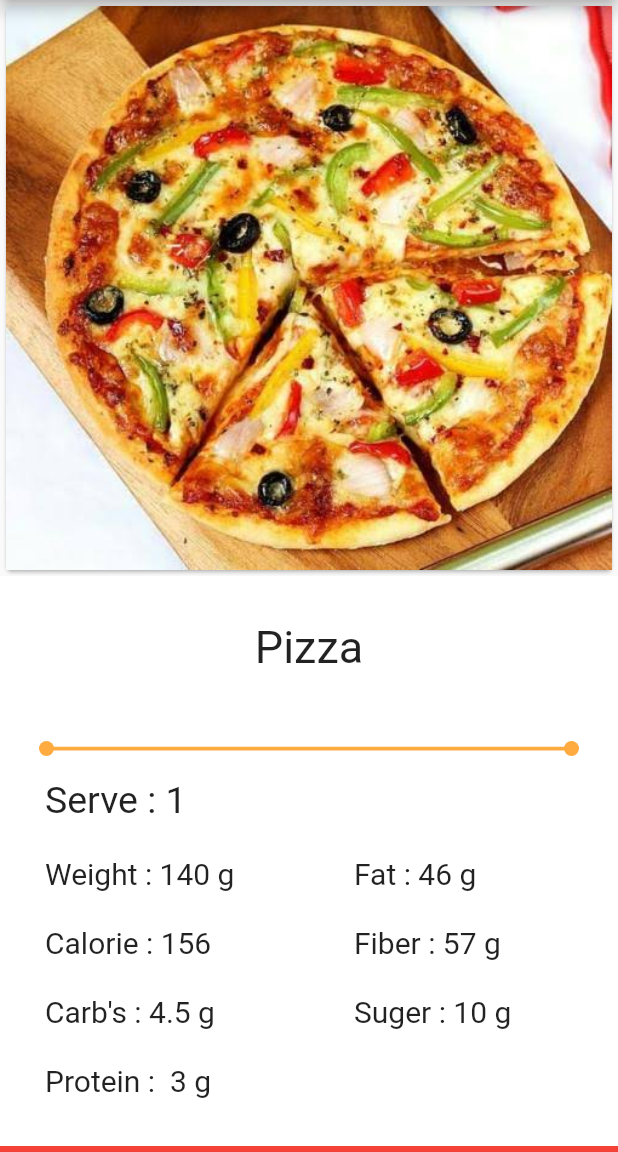
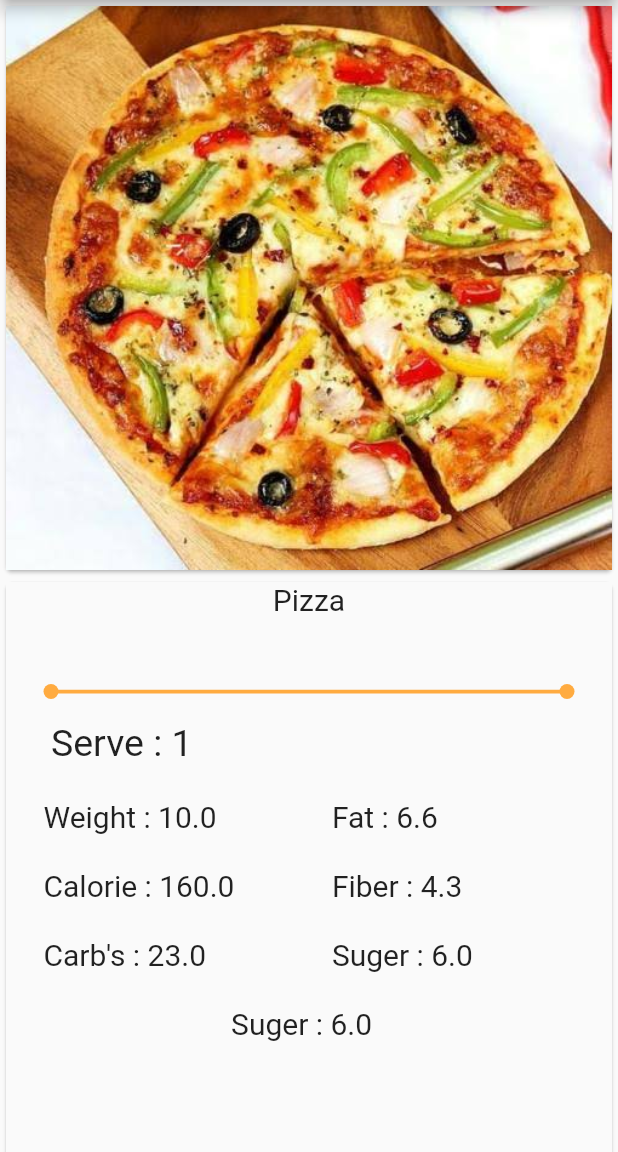
Before and after one commit to abhijeetAUR/FoodRonAi_Flutter, a Flutter app: the ImageDetails screen opened directly, on a phone screen of 412 x 824 dp, the part 84-1236 px from its top. Run offline on Flutter 3.47's test engine with Material 2 defaults, Android fonts, the phone set to English and light mode, and no system bars; our stand-ins replace dio, image_picker, sqflite; missing offline and left inert: dart:ffi; accounts and stored records are empty.

Commit message:
detail card view fetch from bloc list and display on view

```diff
--- /dev/null
+++ b/food_ron_ai/lib/customwidgets/CardDetailsView.dart
@@ -0,0 +1,173 @@
+import 'package:flutter/material.dart';
+import 'package:food_ron_ai/Global.dart' as Globals;
+import 'package:food_ron_ai/bloc/ImageDataBloc.dart';
+import 'package:food_ron_ai/stracture/ImageMetaData.dart';
+import 'WaveSlider.dart';
+
+class CardDetailsView extends StatefulWidget {
+  @override
+  _CardDetailsViewState createState() => _CardDetailsViewState();
+}
+
+class _CardDetailsViewState extends State<CardDetailsView> {
+  final ImageDataBloc _imageDataBloc = ImageDataBloc();
+  int _serve = 1;
+  @override
+  void dispose() {
+    // TODO: implement dispose
+    _imageDataBloc.dispose();
+    super.dispose();
+  }
+
+  @override
+  Widget build(BuildContext context) {
+    return StreamBuilder<List<ImageMetaData>>(
+        stream: _imageDataBloc.imageListStream,
+        builder: (BuildContext context,
+            AsyncSnapshot<List<ImageMetaData>> snapshot) {
+          return GridView.builder(
+            gridDelegate:
+                SliverGridDelegateWithFixedCrossAxisCount(crossAxisCount: 1),
+            itemCount: snapshot.data.length,
+            itemBuilder: (BuildContext context, int index) {
+              return Card(
+                child: Hero(
+                  tag: snapshot.data[index].foodname,
+                  child: Material(
+                    child: InkWell(
+                      onTap: () {},
+                      child: GridTile(
+                        child: Container(
+                          child: Column(
+                            children: <Widget>[
+                              new Container(
+                                child: Column(
+                                  crossAxisAlignment: CrossAxisAlignment.start,
+                                  children: <Widget>[
+                                    Text(
+                                      snapshot.data[index].foodname,
+                                      style: TextStyle(fontSize: 20.0),
+                                    ),
+                                  ],
+                                ),
+                              ),
+                              SizedBox(width: 20.0),
+                              Padding(
+                                padding:
+                                    const EdgeInsets.only(left: 30, right: 30),
+                                child: WaveSlider(
+                                  onChanged: (double val) {
+                                    setState(() {
+                                      _serve = (val * 10).round();
+                                    });
+                                  },
+                                ),
+                              ),
+                              SizedBox(width: 20.0),
+                              Padding(
+                                  padding:
+                                      const EdgeInsets.only(top: 20, left: 30),
+                                  child: Row(
+                                    children: <Widget>[
+                                      Text(
+                                        '${Globals.serve} :\t',
+                                        style: TextStyle(fontSize: 25.0),
+                                      ),
+                                      Text(
+                                        _serve.toString(),
+                                        style: TextStyle(fontSize: 25.0),
+                                      ),
+                                    ],
+                                  )),
+                              SizedBox(width: 20.0),
+                              Row(
+                                crossAxisAlignment: CrossAxisAlignment.start,
+                                children: <Widget>[
+                                  Container(
+                                    width:
+                                        MediaQuery.of(context).size.width / 2.2,
+                                    padding: new EdgeInsets.only(left: 25),
+                                    child: Column(
+                                      crossAxisAlignment:
+                                          CrossAxisAlignment.start,
+                                      children: <Widget>[
+                                        SizedBox(width: 20.0),
+                                        Text(
+                                          '\n${Globals.weight} :\t${snapshot.data[index].weight} \n',
+                                          style: TextStyle(
+                                            fontSize: 20.0,
+                                          ),
+                                        ),
+                                        SizedBox(width: 20.0),
+                                        Text(
+                                          '${Globals.calorie} :\t${snapshot.data[index].cal} \n',
+                                          style: TextStyle(fontSize: 20.0),
+                                        ),
+                                        SizedBox(width: 20.0),
+                                        Text(
+                                          '${Globals.carbohydrates} :\t${snapshot.data[index].card} \n',
+                                          style: TextStyle(fontSize: 20.0),
+                                        ),
+                                      ],
+                                    ),
+                                  ),
+                                  Container(
+                                    width:
+                                        MediaQuery.of(context).size.width / 2,
+                                    padding: new EdgeInsets.only(
+                                        left: 30, right: 10),
+                                    child: Column(
+                                      crossAxisAlignment:
+                                          CrossAxisAlignment.start,
+                                      children: <Widget>[
+                                        SizedBox(width: 20.0),
+                                        Text(
+                                          '\n${Globals.fat} :\t${snapshot.data[index].fat} \n',
+                                          style: TextStyle(
+                                            fontSize: 20.0,
+                                          ),
+                                        ),
+                                        SizedBox(width: 20.0),
+                                        Text(
+                                          '${Globals.fiber} :\t${snapshot.data[index].fiber} \n',
+                                          style: TextStyle(fontSize: 20.0),
+                                        ),
+                                        SizedBox(width: 20.0),
+                                        Text(
+                                          '${Globals.sugar} :\t${snapshot.data[index].suger} \n',
+                                          style: TextStyle(fontSize: 20.0),
+                                        ),
+                                      ],
+                                    ),
+                                  ),
+                                ],
+                              ),
+                              Container(
+                                padding: new EdgeInsets.only(
+                                        right: 5),
+                                child: Text(
+                                          '${Globals.sugar} :\t${snapshot.data[index].suger} \n',
+                                          style: TextStyle(fontSize: 20.0),
+                                        ),
+                              )
+                              // Row(
+                              //   children: <Widget>[
+                              //     Text(
+                              //               '\n${Globals.protein} :\t${snapshot.data[index].protin} \n',
+                              //               style: TextStyle(fontSize: 20.0),
+                              //             ),
+                              //   ],
+                              // )
+                            ],
+                          ),
+                        ),
+                      ),
+                    ),
+                  ),
+                ),
+              );
+            },
+          );
+        });
+  }
+}
--- a/food_ron_ai/lib/customwidgets/DetailCard.dart
+++ /dev/null
@@ -1,231 +0,0 @@
-import 'package:flutter/material.dart';
-import 'package:food_ron_ai/Global.dart' as Globals;
-import 'package:food_ron_ai/bloc/ImageDataBloc.dart';
-import 'package:food_ron_ai/stracture/ImageMetaData.dart';
-import 'WaveSlider.dart';
-
-
-class DetailsOfImageCardWidget extends StatefulWidget {
-  @override
-  _DetailsOfImageCardWidgetState createState() =>
-      _DetailsOfImageCardWidgetState();
-}
-
-class _DetailsOfImageCardWidgetState extends State<DetailsOfImageCardWidget>
-    with SingleTickerProviderStateMixin {
-  AnimationController _controller;
-
-  ImageDataBloc _imageDataBloc = ImageDataBloc();
-
-  @override
-  void initState() {
-    super.initState();
-    _controller = AnimationController(vsync: this);
-  }
-
-  @override
-  void dispose() {
-    super.dispose();
-    _imageDataBloc.dispose();
-    _controller.dispose();
-  }
-
-  @override
-  Widget build(BuildContext context) {
-    return Container(
-      padding: EdgeInsets.only(top:30),
-      width: MediaQuery.of(context).size.width,
-      height: 380,
-      color: Colors.white,
-      child: Column(
-        children: <Widget>[
-          new ServeWidget(),
-          new MetaInformationWidget(),
-        ],
-      ),
-    );
-  }
-}
-
-class ServeWidget extends StatefulWidget {
-  @override
-  _ServeWidgetState createState() => _ServeWidgetState();
-}
-
-class _ServeWidgetState extends State<ServeWidget> {
-
-  int _serve = 1;
-  @override
-  Widget build(BuildContext context) {
-    return Container(
-
-      child: Column(
-        children: <Widget>[
-          new Container(
-            child: Column(
-              crossAxisAlignment: CrossAxisAlignment.start,
-              children: <Widget>[
-                Text(
-                  'Pizza',
-                  style: TextStyle(fontSize: 30.0),
-                ),
-              ],
-            ),
-          ),
-          SizedBox(width: 20.0),
-          Padding(
-            padding: const EdgeInsets.only(left: 30,right: 30),
-            child: WaveSlider(
-            onChanged: (double val) {
-              setState(() {
-                _serve = (val * 10).round();
-              });
-            },
-          ),
-          ),
-
-
-          SizedBox(width: 30.0),
-          Padding(
-              padding: const EdgeInsets.only(top:20,left: 30),
-              child: Row(
-                children: <Widget>[
-                  Text(
-                    '${Globals.serve} :\t',
-                    style: TextStyle(fontSize: 25.0),
-                  ),
-                  Text(
-                    _serve.toString(),
-                    style: TextStyle(fontSize: 25.0),
-                  ),
-                ],
-              )),
-        ],
-      ),
-    );
-  }
-}
-
-class MetaInformationWidget extends StatefulWidget {
-  @override
-  _MetaInformationWidgetState createState() => _MetaInformationWidgetState();
-}
-
-class _MetaInformationWidgetState extends State<MetaInformationWidget> {
-  @override
-  Widget build(BuildContext context) {
-    return Container(
-        child: Column(
-      children: <Widget>[
-        Row(
-          children: <Widget>[
-            new Col1Info(),
-            new Col2Info(),
-          ],
-        ),
-        Row(
-          children: <Widget>[
-            Col3Info(),
-          ],
-        )
-      ],
-    ));
-  }
-}
-
-class Col3Info extends StatefulWidget {
-  @override
-  _Col3InfoState createState() => _Col3InfoState();
-}
-
-class _Col3InfoState extends State<Col3Info> {
-  @override
-  Widget build(BuildContext context) {
-    return Container(
-      color: Colors.white,
-      width: MediaQuery.of(context).size.width,
-      padding: new EdgeInsets.only(left: 30),
-      child: Column(
-        crossAxisAlignment: CrossAxisAlignment.start,
-        children: <Widget>[
-          Text(
-            '${Globals.protein} :\t 3 g \n',
-            style: TextStyle(fontSize: 20.0),
-          ),
-        ],
-      ),
-    );
-  }
-}
-
-class Col2Info extends StatelessWidget {
-  const Col2Info({
-    Key key,
-  }) : super(key: key);
-
-  @override
-  Widget build(BuildContext context) {
-    return new Container(
-        color: Colors.white,
-        width: MediaQuery.of(context).size.width / 2,
-        padding: new EdgeInsets.only(left: 30),
-        child: Column(
-          crossAxisAlignment: CrossAxisAlignment.start,
-          children: <Widget>[
-            SizedBox(width: 30.0),
-            Text(
-              '\n${Globals.fat} :\t46 g \n',
-              style: TextStyle(fontSize: 20.0),
-            ),
-            SizedBox(width: 30.0),
-            Text(
-              '${Globals.fiber} :\t57 g \n',
-              style: TextStyle(fontSize: 20.0),
-            ),
-            SizedBox(width: 30.0),
-            Text(
-              '${Globals.sugar} :\t10 g \n',
-              style: TextStyle(fontSize: 20.0),
-            ),
-          ],
-        ));
-  }
-}
-
-
-
-class Col1Info extends StatelessWidget {
-  const Col1Info({
-    Key key,
-  }) : super(key: key);
-
-  @override
-  Widget build(BuildContext context) {
-    return new Container(
-        color: Colors.white,
-        width: MediaQuery.of(context).size.width / 2,
-       padding: new EdgeInsets.only(left: 30),
-        child: Column(
-          crossAxisAlignment: CrossAxisAlignment.start,
-          children: <Widget>[
-            SizedBox(width: 30.0),
-            Text(
-              '\n${Globals.weight} :\t140 g \n',
-              style: TextStyle(
-                fontSize: 20.0,
-              ),
-            ),
-            SizedBox(width: 30.0),
-            Text(
-              '${Globals.calorie} :\t156 \n',
-              style: TextStyle(fontSize: 20.0),
-            ),
-            SizedBox(width: 30.0),
-            Text(
-              '${Globals.carbohydrates} :\t4.5 g \n',
-              style: TextStyle(fontSize: 20.0),
-            ),
-          ],
-        ));
-  }
-}
--- a/food_ron_ai/lib/ui/ImageDetails.dart
+++ b/food_ron_ai/lib/ui/ImageDetails.dart
@@ -1,6 +1,6 @@
 import 'package:flutter/material.dart';
 import 'package:food_ron_ai/bloc/ImageDataBloc.dart';
-import 'package:food_ron_ai/customwidgets/DetailCard.dart';
+import 'package:food_ron_ai/customwidgets/CardDetailsView.dart';
 import '../Global.dart';
 
 
@@ -45,14 +45,7 @@ class DetailView extends StatelessWidget {
         Expanded(
           flex: 2,
           child: Container(
-            color: Colors.red,
-            child: ListView.builder(
-            itemCount: 1,
-            itemBuilder: (BuildContext context, int index) {
-              return DetailsOfImageCardWidget();
-
-            }
-            ),
+            child: CardDetailsView(),
           ),
         )
       ],
```
